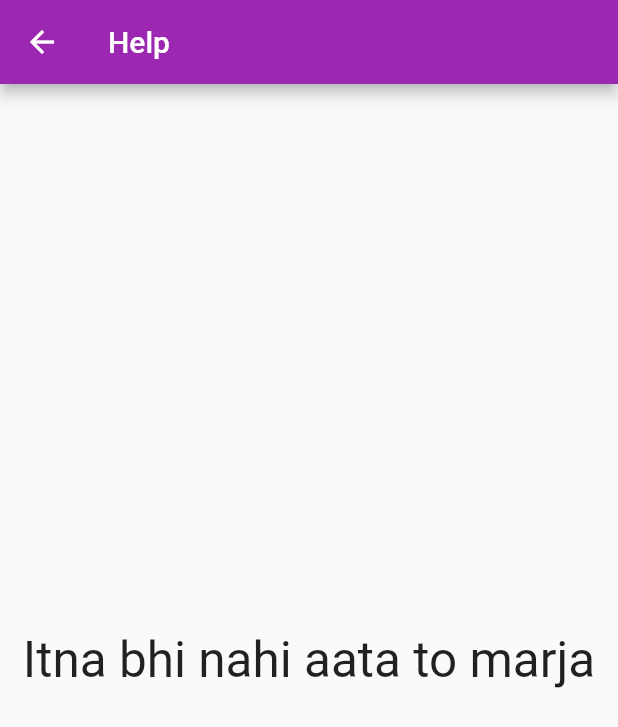
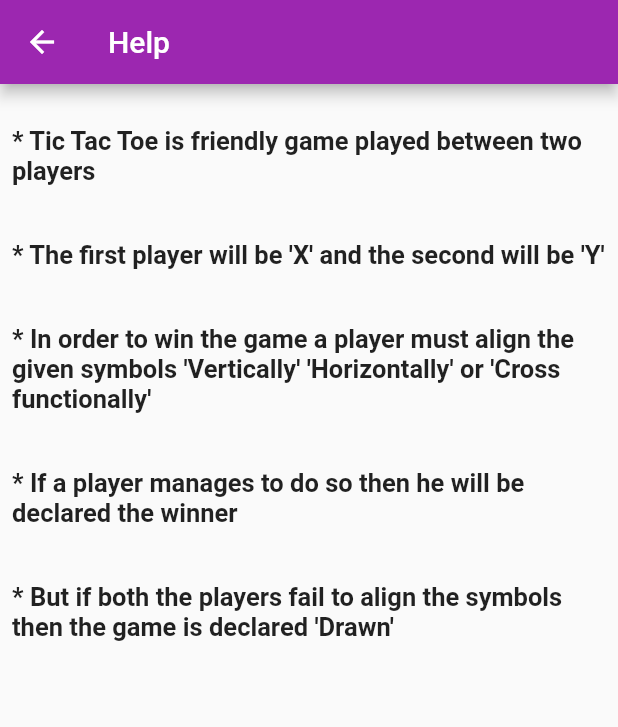
Before and after one commit to vinay7869/tic_tac_toe, a Flutter app: the HelpPage screen opened directly, on a phone screen of 412 x 824 dp. Shown: the top 727 px of the screen. Run offline on Flutter 3.47's test engine with Material 2 defaults, Android fonts, the phone set to English and light mode, and no system bars.

Commit message:
updated help page

```diff
--- a/lib/help.dart
+++ b/lib/help.dart
@@ -6,14 +6,62 @@ class HelpPage extends StatelessWidget {
   @override
   Widget build(BuildContext context) {
     return Scaffold(
-      appBar: AppBar(
-        title: const Text('Help'),
-        backgroundColor: Colors.purple,
-      ),
-      body: const Center(
-        child: Text('Itna bhi nahi aata to marja',
-            textAlign: TextAlign.center, style: TextStyle(fontSize: 33)),
-      ),
-    );
+        appBar: AppBar(
+          title: const Text('Help'),
+          backgroundColor: Colors.purple,
+        ),
+        body: ListView(
+          children: const <Widget>[
+            SizedBox(
+              height: 20,
+            ),
+            Padding(
+              padding: EdgeInsets.all(8.0),
+              child: Text(
+                '* Tic Tac Toe is friendly game played between two players',
+                style: TextStyle(fontWeight: FontWeight.w700,fontSize: 17),
+              ),
+            ),
+            SizedBox(
+              height: 20,
+            ),
+            Padding(
+              padding: EdgeInsets.all(8.0),
+              child: Text("* The first player will be 'X' and the second will be 'Y'",
+                style: TextStyle(fontWeight: FontWeight.w700, fontSize: 17),
+              ),
+            ),
+            SizedBox(
+              height: 20,
+            ),
+            Padding(
+              padding: EdgeInsets.all(8.0),
+              child: Text(
+                  "* In order to win the game a player must align the given symbols 'Vertically' 'Horizontally' or 'Cross functionally' ",
+                style: TextStyle(fontWeight: FontWeight.w700, fontSize: 17),
+              ),
+            ),
+            SizedBox(
+              height: 20,
+            ),
+            Padding(
+              padding: EdgeInsets.all(8.0),
+              child: Text(
+                  '* If a player manages to do so then he will be declared the winner',
+                style: TextStyle(fontWeight: FontWeight.w700, fontSize: 17),
+              ),
+            ),
+            SizedBox(
+              height: 20,
+            ),
+            Padding(
+              padding: EdgeInsets.all(8.0),
+              child: Text(
+                  "* But if both the players fail to align the symbols then the game is declared 'Drawn'",
+                style: TextStyle(fontWeight: FontWeight.w700, fontSize: 17),
+              ),
+            ),
+          ],
+        ));
   }
 }
--- a/lib/play.dart
+++ b/lib/play.dart
@@ -20,6 +20,7 @@ class _PlayPageState extends State<PlayPage> {
     '-',
     '-',
   ];
+
   String winner = '';
   String currentPlayer = 'X';
 
@@ -138,7 +139,6 @@ class _PlayPageState extends State<PlayPage> {
                       mainAxisSpacing: 10),
                   itemCount: grid.length,
                   itemBuilder: (context, index) => MaterialButton(
-                        splashColor: Colors.pink,
                         color: Colors.purple,
                         onPressed: () {
                           input(index);
```
